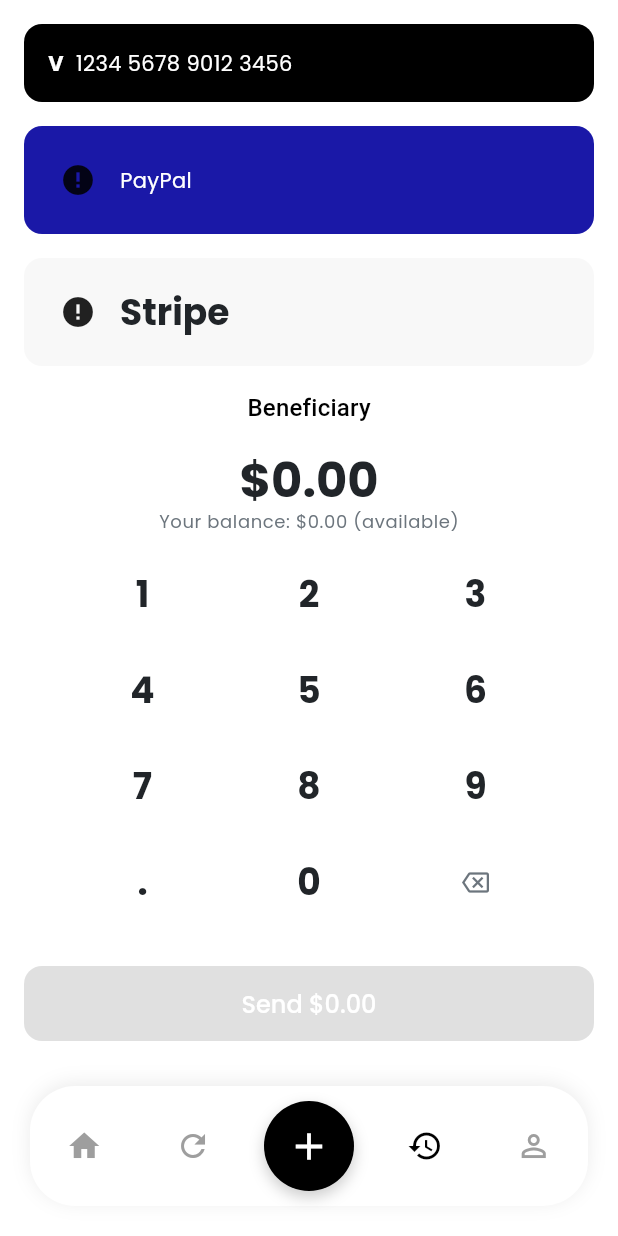
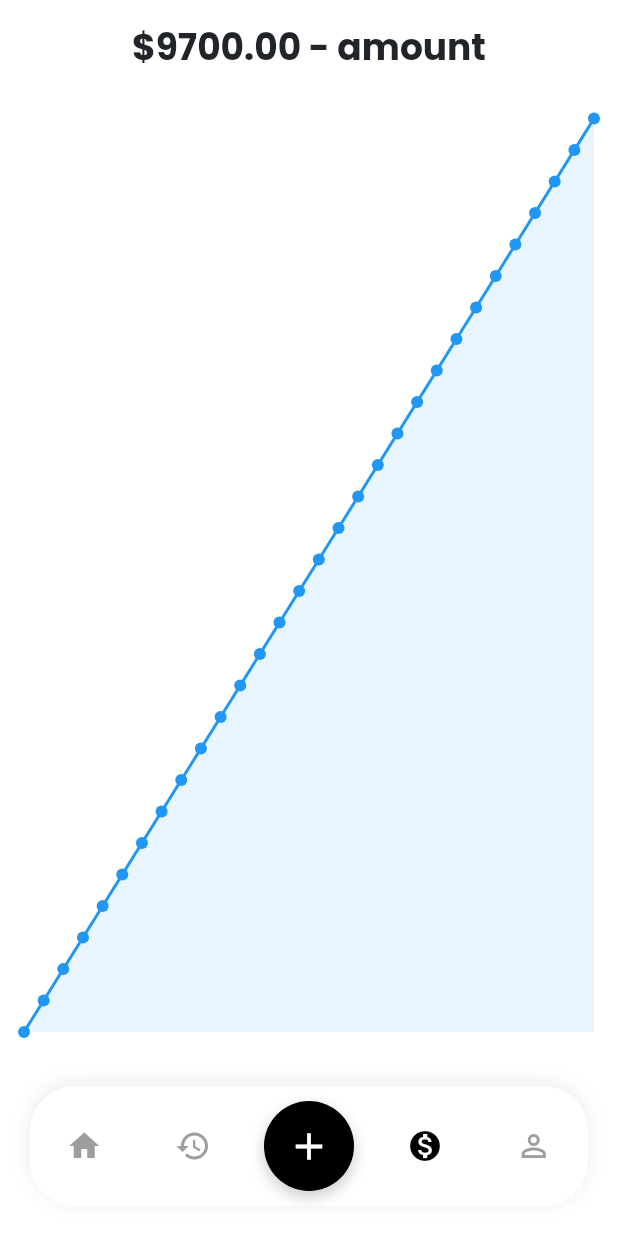
Before and after one commit to Andtit4/transfert, a Flutter app: the MainScreen screen opened directly, item 3 of the bottom bar chosen, on a phone screen of 412 x 824 dp. Run offline on Flutter 3.47's test engine with Material 3 defaults, Android fonts, the phone set to English and light mode, and no system bars; drawn by our look-alikes of cached_network_image, fl_chart; our stand-ins replace dartz, flutter_bloc, get_it, google_fonts, intl_phone_number_input, shared_preferences; accounts and stored records are empty; network calls fail.

Commit message:
Update dependencies, enhance project structure, and improve UI components
- Added new dependencies: `dartz` and `fl_chart` in `pubspec.yaml` for functional programming and charting capabilities.
- Updated `pubspec.lock` to reflect the new dependencies and their versions.
- Enhanced the `README.md` to include a detailed project architecture section for better understanding of the code structure.
- Refactored `main.dart` to include `HistoricalPriceBloc` for managing historical price data.
- Modified `app_colors.dart` to change the background color for improved UI aesthetics.
- Updated `CustomBottomNavBar` icons for better representation of navigation items.
- Adjusted `DashboardPage` to comment out the background color for a cleaner look.

These changes improve the app's functionality, maintainability, and user interface consistency.

```diff
--- a/lib/core/theme/app_colors.dart
+++ b/lib/core/theme/app_colors.dart
@@ -5,7 +5,7 @@
   // static const primary = Color(0xFF92d336); // Orange clair pour le bouton
   static const primary = Color(0xFF008080);
   static const secondary = Color(0xFF6C757D);
-  static const background = Colors.white;
+  static const background = Color.fromARGB(255, 245, 245, 245);
   static const backgroundBlack = Colors.black;
   static const surface = Colors.white;
 
--- /dev/null
+++ b/lib/domain/entities/price_entity.dart
@@ -0,0 +1,11 @@
+class PriceEntity {
+  final DateTime date;
+  final double price;
+  final double volume;
+
+  PriceEntity({
+    required this.date,
+    required this.price,
+    required this.volume,
+  });
+}
--- /dev/null
+++ b/lib/domain/repositories/price_repository.dart
@@ -0,0 +1,5 @@
+import '../entities/price_entity.dart';
+
+abstract class PriceRepository {
+  Future<List<PriceEntity>> getHistoricalPrices();
+}
--- /dev/null
+++ b/lib/presentation/pages/bloc/historical_price_bloc.dart
@@ -0,0 +1,43 @@
+import 'package:flutter_bloc/flutter_bloc.dart';
+import 'package:transfert/domain/entities/price_entity.dart';
+import 'package:transfert/domain/usecases/get_historical_prices_usecase.dart';
+
+// Events
+abstract class HistoricalPriceEvent {}
+
+class FetchHistoricalPrices extends HistoricalPriceEvent {}
+
+// States
+abstract class HistoricalPriceState {}
+
+class HistoricalPriceInitial extends HistoricalPriceState {}
+
+class HistoricalPriceLoading extends HistoricalPriceState {}
+
+class HistoricalPriceLoaded extends HistoricalPriceState {
+  final List<PriceEntity> prices;
+  HistoricalPriceLoaded(this.prices);
+}
+
+class HistoricalPriceError extends HistoricalPriceState {
+  final String message;
+  HistoricalPriceError(this.message);
+}
+
+// BLoC
+class HistoricalPriceBloc extends Bloc<HistoricalPriceEvent, HistoricalPriceState> {
+  final GetHistoricalPricesUseCase getHistoricalPrices;
+
+  HistoricalPriceBloc(this.getHistoricalPrices) : super(HistoricalPriceInitial()) {
+    on<FetchHistoricalPrices>((event, emit) async {
+      emit(HistoricalPriceLoading());
+
+      final result = await getHistoricalPrices.execute();
+
+      result.fold(
+        (failure) => emit(HistoricalPriceError(failure.message)),
+        (prices) => emit(HistoricalPriceLoaded(prices))
+      );
+    });
+  }
+}
--- a/lib/presentation/pages/main_screen.dart
+++ b/lib/presentation/pages/main_screen.dart
@@ -2,6 +2,8 @@
 import 'package:flutter/material.dart';
 import 'package:transfert/presentation/cubit/navigation_cubit.dart';
 import 'package:transfert/presentation/pages/pages/dashboard/dashboard_page.dart';
+import 'package:transfert/presentation/pages/pages/historical_screen.dart';
+import 'package:transfert/presentation/pages/pages/history/histoy_page.dart';
 import 'package:transfert/presentation/pages/pages/send_money_page.dart';
 import 'package:transfert/presentation/pages/pages/transaction_page.dart';
 import 'package:transfert/presentation/pages/pages/setting_page.dart';
@@ -10,9 +12,10 @@
 class MainScreen extends StatelessWidget {
   final List<Widget> _screens = [
     DashboardPage(),
-     HomePage(),
-    SettingsPage(),
+    HistoryPage(),
+    // HistoryPage(),
     SendMoneyPage(),
+    HistoricalScreen()
 
     /* const AddTransactionPage(),
     const NotificationsPage(),
--- a/lib/presentation/pages/pages/dashboard/dashboard_page.dart
+++ b/lib/presentation/pages/pages/dashboard/dashboard_page.dart
@@ -7,7 +7,7 @@
   @override
   Widget build(BuildContext context) {
     return Scaffold(
-      backgroundColor: Colors.grey[100],
+      // backgroundColor: Colors.grey[100],
       body: SafeArea(
         child: SingleChildScrollView(
           child: Padding(
--- /dev/null
+++ b/lib/presentation/pages/pages/historical_screen.dart
@@ -0,0 +1,62 @@
+import 'package:flutter/material.dart';
+import 'package:flutter_bloc/flutter_bloc.dart';
+import 'package:transfert/presentation/pages/widget/price_chart.dart';
+import '../bloc/historical_price_bloc.dart';
+
+class HistoricalScreen extends StatelessWidget {
+  @override
+  Widget build(BuildContext context) {
+    return Scaffold(
+
+      body: SafeArea(
+        child: BlocBuilder<HistoricalPriceBloc, HistoricalPriceState>(
+          builder: (context, state) {
+            if (state is HistoricalPriceLoading) {
+              return Center(child: CircularProgressIndicator());
+            } else if (state is HistoricalPriceLoaded) {
+              return Column(
+                children: [
+                  Padding(
+                    padding: const EdgeInsets.all(16.0),
+                    child: Text(
+                      '\$${state.prices.first.price.toStringAsFixed(2)} - amount',
+                      style: Theme.of(context).textTheme.headlineMedium,
+                    ),
+                  ),
+                  Expanded(
+                    child: PriceChart(prices: state.prices),
+                  ),
+                 /*  Padding(
+                    padding: const EdgeInsets.all(16.0),
+                    child: Row(
+                      mainAxisAlignment: MainAxisAlignment.spaceEvenly,
+                      children: [
+                        ElevatedButton(
+                          onPressed: () {
+                            // Implement buy action
+                          },
+                          child: Text('BUY'),
+                        ),
+                        ElevatedButton(
+                          onPressed: () {
+                            // Implement sell action
+                          },
+                          child: Text('SELL'),
+                        ),
+                      ],
+                    ),
+                  ), */
+                ],
+              );
+            } else if (state is HistoricalPriceError) {
+              return Center(
+                child: Text('Error: ${state.message}'),
+              );
+            }
+            return Container();
+          },
+        ),
+      ),
+    );
+  }
+}
--- a/lib/presentation/pages/widget/custom_bottom_nav.dart
+++ b/lib/presentation/pages/widget/custom_bottom_nav.dart
@@ -36,13 +36,13 @@
                 index: 0,
               ),
               _buildNavItem(
-                icon: Icons.refresh,
+                icon: Icons.history,
                 index: 1,
               ),
               // Espace pour le bouton central
               const SizedBox(width: 60),
               _buildNavItem(
-                icon: Icons.history,
+                icon: Icons.monetization_on,
                 index: 3,
               ),
               _buildNavItem(
--- /dev/null
+++ b/lib/presentation/pages/widget/price_chart.dart
@@ -0,0 +1,40 @@
+import 'package:fl_chart/fl_chart.dart';
+import 'package:flutter/material.dart';
+import 'package:transfert/domain/entities/price_entity.dart';
+
+class PriceChart extends StatelessWidget {
+  final List<PriceEntity> prices;
+
+  const PriceChart({Key? key, required this.prices}) : super(key: key);
+
+  @override
+  Widget build(BuildContext context) {
+    return Padding(
+      padding: const EdgeInsets.all(16.0),
+      child: LineChart(
+        LineChartData(
+          gridData: FlGridData(show: false),
+          titlesData: FlTitlesData(show: false),
+          borderData: FlBorderData(show: false),
+          lineBarsData: [
+            LineChartBarData(
+              spots: prices.asMap().entries.map((entry) {
+                return FlSpot(
+                  entry.key.toDouble(),
+                  entry.value.price,
+                );
+              }).toList(),
+              isCurved: true,
+              color: Colors.blue,
+              barWidth: 2,
+              belowBarData: BarAreaData(
+                show: true,
+                color: Colors.blue.withOpacity(0.1),
+              ),
+            ),
+          ],
+        ),
+      ),
+    );
+  }
+}
--- a/pubspec.yaml
+++ b/pubspec.yaml
@@ -40,6 +40,8 @@
   intl_phone_number_input: ^0.7.4
   shared_preferences: ^2.3.5
   get_it: ^8.0.3
+  fl_chart: ^0.70.1
+  dartz: ^0.10.1
 
 dev_dependencies:
   flutter_test:
```
Also changed, not shown: lib/data/datasources/price_data_source.dart (added, +22 -0 lines), lib/data/models/price_model.dart (added, +29 -0 lines), lib/di/injection.dart (+19 -0 lines), lib/domain/repositories/price_reposiory_impl.dart (added, +15 -0 lines), lib/domain/usecases/get_historical_prices_usecase.dart (added, +51 -0 lines), lib/main.dart (+12 -7 lines), lib/presentation/pages/pages/history/histoy_page.dart (added, +151 -0 lines), pubspec.lock, 1 other file.
